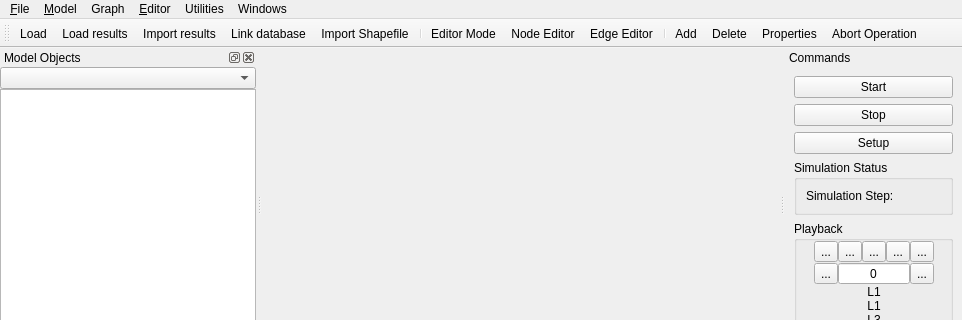
frabas/DISPLACE_GUI, file qtgui/mainwindow.ui: the form before one commit; both pictures show x 0 to 962 and y 0 to 320 of the 962 by 692 pixel window.
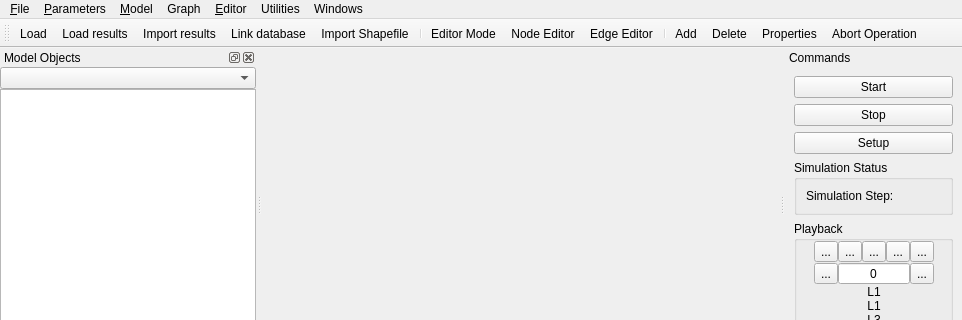
The form after the commit. Icons and pictures are not drawn. Custom widgets are drawn as their Qt base class.

Commit message: Main QtGui Menu rearranged

What changed in the file:
```diff
--- a/qtgui/mainwindow.ui
+++ b/qtgui/mainwindow.ui
@@ -155,7 +155,16 @@
      <string>Windows</string>
     </property>
    </widget>
+   <widget class="QMenu" name="menu_Parameters">
+    <property name="title">
+     <string>&amp;Parameters</string>
+    </property>
+    <addaction name="actionVessel_Creation_Editor"/>
+    <addaction name="actionDecision_Trees_Editor"/>
+    <addaction name="actionTime_Series_Editor"/>
+   </widget>
    <addaction name="menu_File"/>
+   <addaction name="menu_Parameters"/>
    <addaction name="menu_Model"/>
    <addaction name="menuGraph"/>
    <addaction name="menu_Editor"/>
```
Left out of the diff: 7 changed lines with no effect on the pictures. The commit also changes 1 other file.
